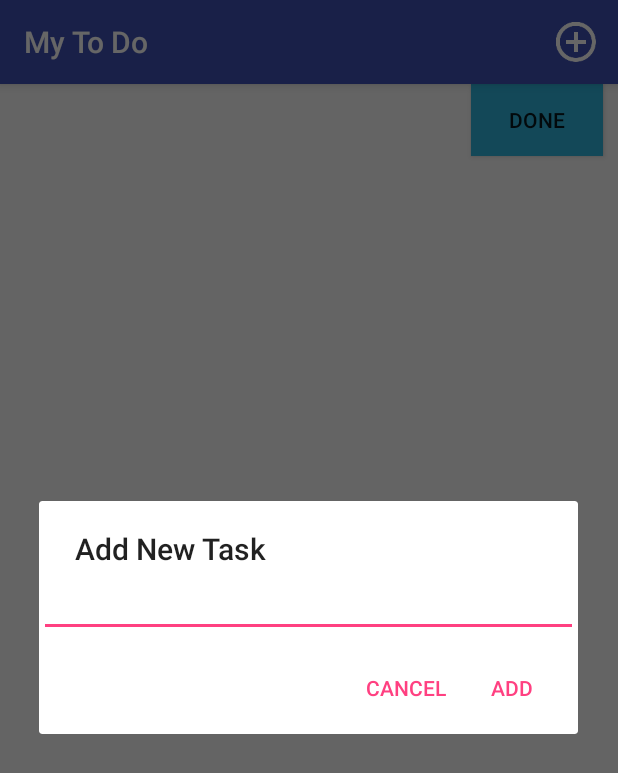
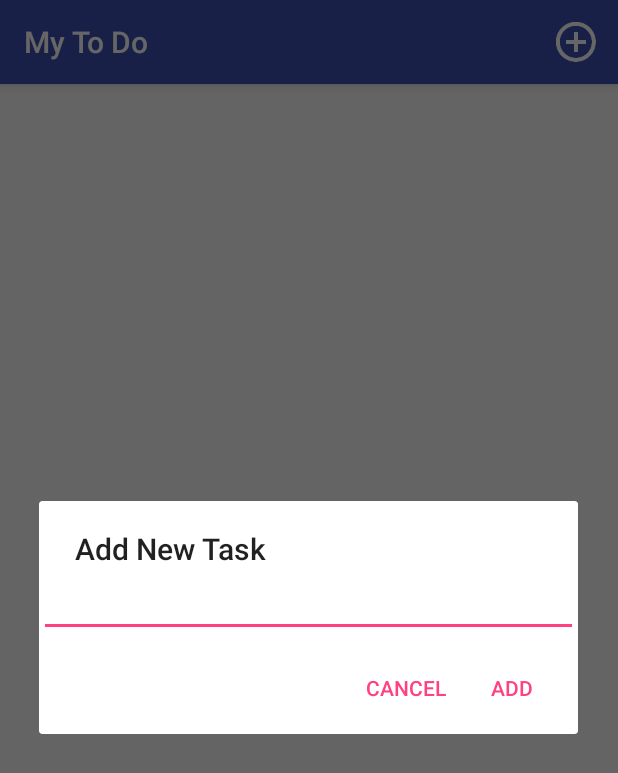
Before and after one commit to Tluyen/ToDoList, an Android app: the screen it shows after launch (MainActivity), after a tap on "Add Task", on a phone screen of 412 x 824 dp. Shown: the top 773 px of the screen. Run offline under Robolectric (Android 15) with nearby library versions, the phone set to English and light mode, and no system bars.

```diff
--- /dev/null
+++ b/app/src/main/java/com/projects/ttl/mytodo/ConstantsDef.java
@@ -0,0 +1,12 @@
+package com.projects.ttl.mytodo;
+
+/**
+ * Created by Trang_2 on 9/22/2016.
+ */
+public class ConstantsDef {
+
+
+    public static final String CURRENT_TASK_DESC = "CurrentTaskDesc";
+    public static final String NEW_TASK_DESC = "NewTaskDesc";
+    public static final String ADD_NEW_TASK_TITLE = "Add New Task";
+}
--- a/app/src/main/java/com/projects/ttl/mytodo/EditTaskActivity.java
+++ b/app/src/main/java/com/projects/ttl/mytodo/EditTaskActivity.java
@@ -8,8 +8,6 @@ import android.widget.Button;
 import android.widget.EditText;
 
 public class EditTaskActivity extends AppCompatActivity {
-    public String CURRENT_TASK_DESC = "CurrentTaskDesc";
-    public String NEW_TASK_DESC = "NewTaskDesc";
     private String str;
 
     @Override
@@ -20,7 +18,7 @@ public class EditTaskActivity extends AppCompatActivity {
 
         final EditText editTask = (EditText) (findViewById(R.id.edit_task_desc));
         Bundle bundle = getIntent().getExtras();
-        str = (String) bundle.get(CURRENT_TASK_DESC);
+        str = (String) bundle.get(ConstantsDef.CURRENT_TASK_DESC);
         editTask.setText(str);
         editTask.requestFocus();
         Button updateButton = (Button) findViewById(R.id.update_button);
@@ -30,7 +28,7 @@ public class EditTaskActivity extends AppCompatActivity {
             @Override
             public void onClick(View view) {
                 Intent intent = new Intent(EditTaskActivity.this, MainActivity.class);
-                intent.putExtra(NEW_TASK_DESC, editTask.getText().toString());
+                intent.putExtra(ConstantsDef.NEW_TASK_DESC, editTask.getText().toString());
                 startActivity(intent);
                 finish();
             }
--- a/app/src/main/java/com/projects/ttl/mytodo/MainActivity.java
+++ b/app/src/main/java/com/projects/ttl/mytodo/MainActivity.java
@@ -13,15 +13,16 @@ import android.view.MenuItem;
 import android.view.View;
 import android.widget.AdapterView;
 import android.widget.ArrayAdapter;
-import android.widget.DatePicker;
 import android.widget.EditText;
 import android.widget.ListView;
 import android.widget.TextView;
 
 import java.util.ArrayList;
 
+
 public class MainActivity extends AppCompatActivity {
     private static String TAG = "MainActivity";
+
     private static Object o;
     private static long taskID;
     private TaskDBHelper mHelper;
@@ -43,7 +44,7 @@ public class MainActivity extends AppCompatActivity {
 
         Bundle bundle = getIntent().getExtras();
         if (bundle != null) {
-            String updatedTaskName = (String) bundle.get("Update Task Name");
+            String updatedTaskName = (String) bundle.get(ConstantsDef.NEW_TASK_DESC);
             updateTask(o, updatedTaskName, taskID);
         } else {
 
@@ -68,8 +69,8 @@ public class MainActivity extends AppCompatActivity {
             public void onItemClick(AdapterView<?> adapterView, View v, int pos, long id) {
                 o = mTaskListView.getItemAtPosition(pos);
                 taskID = id + 1;
-                //selectedItem = mTaskListView.getItem(pos);
                 Intent i = new Intent(MainActivity.this, EditTaskActivity.class);
+                i.putExtra(ConstantsDef.CURRENT_TASK_DESC, o.toString());
                 startActivity(i);
 
             }
@@ -87,54 +88,23 @@ public class MainActivity extends AppCompatActivity {
     @Override
     public boolean onOptionsItemSelected(MenuItem item) {
 
-        // View v = (View) setView(R.layout.add_task);
         final EditText taskEditText = new EditText(this);
-        //  setContentView(R.layout.add_task);
-        //   final EditText taskEditText = (EditText) findViewById(R.id.mTask);
         final TextView txtDueDateLabel = new TextView(this);
-        //final DatePicker taskDueDate = new DatePicker(this);
-        final DatePicker taskDueDate = (DatePicker) (findViewById(R.id.mDate));
-        //  final TimePicker taskDueTime =  (TimePicker) (findViewById(R.id.mTime));
-        //final TimePicker taskDueTime = new TimePicker(this);
-        // final Calendar c= Calendar.getInstance();
-        // taskEditText.setTextColor(Color.BLUE);
-        //taskDueDate.setBackgroundColor(Color.BLUE);
-        //taskDueDate.setScaleX((float) 0.8);
-        // taskDueDate.setScaleY((float) 0.8);
-        // taskDueTime.setScaleX((float) 0.3);
-        // taskDueTime.setScaleY((float) 0.3);
-        //  txtDueDateLabel.setText("Due Date");
-        //taskDueDate.setMinDate(c.get(Calendar.DATE));
 
 
-        // taskDueTime.setBackgroundColor(Color.BLUE);
-        switch (item.getItemId()) {
-            case R.id.action_add_task:
-                //   LinearLayout ll = new LinearLayout(this);
-                //   ll.setOrientation(LinearLayout.VERTICAL);
-                //  ll.addView(taskEditText);
-                //   ll.addView(txtDueDateLabel);
-                //   ll.addView(taskDueDate);
+        if (item.getItemId() == R.id.action_add_task) {
                 setTheme(0);
-
                 AlertDialog dialog = new AlertDialog.Builder(this)
-                        .setTitle("Add New Task")
-
+                        .setTitle(ConstantsDef.ADD_NEW_TASK_TITLE)
                         .setView((taskEditText))
                         .setPositiveButton("Add", new DialogInterface.OnClickListener() {
                             @Override
                             public void onClick(DialogInterface dialog, int which) {
-                                // String task = String.valueOf(findViewById(R.layout.add_task.mTask.getText()));
                                 String task = taskEditText.getText().toString();
-                                // int mMonth = taskDueDate.getMonth();
-                                // int mDay = taskDueDate.getDayOfMonth();
-                                // int mYear = taskDueDate.getYear();
-                                //  String strDueDate = mMonth + "-" + mDay + "-" + mYear;
                                 SQLiteDatabase db = mHelper.getWritableDatabase();
                                 ContentValues values = new ContentValues();
                                 if (task != null || task != "") {
                                     values.put(TaskContract.TaskEntry.COL_TASK_TITLE, task);
-                                    //values.put(TaskContract.TaskEntry.COL_TASK_DATE, strDueDate);
                                     db.insertWithOnConflict(TaskContract.TaskEntry.TABLE,
                                             null,
                                             values,
@@ -148,48 +118,14 @@ public class MainActivity extends AppCompatActivity {
 
                         .setNegativeButton("Cancel", null)
                         .create();
-                dialog.show();
 
-
+            taskEditText.requestFocus();
+            dialog.show();
         }
         return super.onOptionsItemSelected(item);
     }
 
-/*
-    private void updateList() {
-        int index;
 
-
-        ArrayList<String> taskList = new ArrayList<>();
-        SQLiteDatabase db = mHelper.getReadableDatabase();
-
-        String strTaskString[] = new String[]{TaskContract.TaskEntry.COL_TASK_TITLE};
-
-        Cursor dbCursor = db.query(TaskContract.TaskEntry.TABLE,
-                strTaskString, null, null, null, null, null);
-
-        while (dbCursor.moveToNext()) {
-            index = dbCursor.getColumnIndex(TaskContract.TaskEntry.COL_TASK_TITLE);
-            taskList.add(dbCursor.getString(index));
-
-        }
-
-        if (mAdapter == null) {
-            //  mAdapter = new ArrayAdapter<>(this, R.layout.item_todo,R.id.task_title, taskList);
-            // mTaskListView.setAdapter(mAdapter);
-            mAdapter = new ArrayAdapter<String>(this, R.layout.activity_main, R.id.task_title, taskList);
-            mTaskListView.setAdapter(mAdapter);
-
-        } else {
-            mAdapter.clear();
-            mAdapter.addAll(taskList);
-            mAdapter.notifyDataSetChanged();
-        }
-        dbCursor.close();
-        db.close();
-
-    }
-*/
 
     private void updateList() {
         int index;
--- a/app/src/main/res/layout/activity_main.xml
+++ b/app/src/main/res/layout/activity_main.xml
@@ -13,19 +13,4 @@
         android:choiceMode="singleChoice" />
 
 
-    <Button
-        android:id="@+id/task_delete"
-        android:layout_width="wrap_content"
-        android:layout_height="wrap_content"
-        android:layout_alignBottom="@+id/task_title"
-        android:layout_alignParentEnd="true"
-        android:layout_alignParentRight="true"
-        android:layout_alignTop="@+id/task_title"
-        android:layout_marginLeft="10dp"
-        android:layout_marginRight="10dp"
-        android:background="#2fb4dc"
-        android:onClick="deleteTask"
-        android:text="Done" />
-
-
 </RelativeLayout>
--- a/app/src/main/res/values/strings.xml
+++ b/app/src/main/res/values/strings.xml
@@ -4,4 +4,5 @@
     <string name="action_done"> Done</string>
     <string name="action_cancel"> Cancel</string>
 
+
 </resources>
```
